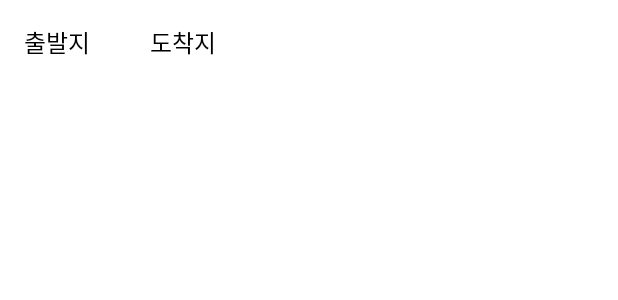
After one commit to yeobeomhwi/NAVER-Map-CITSProject, an Android app: the layout search_history_item.xml on its own in the app's theme, with its tools: preview values and no code run, on a phone screen of 412 x 824 dp. The commit adds this screen. Shown: the top 300 px of the screen. Run offline under Robolectric (Android 15) with nearby library versions, the phone set to English and light mode, and no system bars.

Commit message:
[6.1] 리사이클뷰 추가중

```diff
--- /dev/null
+++ b/app/src/main/res/layout/search_history_item.xml
@@ -0,0 +1,27 @@
+<!-- res/layout/search_history_item.xml -->
+
+<LinearLayout
+    xmlns:android="http://schemas.android.com/apk/res/android"
+    android:layout_width="match_parent"
+    android:layout_height="wrap_content"
+    android:orientation="horizontal"
+    android:padding="16dp">
+
+    <TextView
+        android:id="@+id/startLocationTextView"
+        android:layout_width="wrap_content"
+        android:layout_height="wrap_content"
+        android:text="출발지"
+        android:textSize="16sp"
+        android:textColor="#000000"
+        android:layout_marginRight="40dp"
+        />
+
+    <TextView
+        android:id="@+id/endLocationTextView"
+        android:layout_width="wrap_content"
+        android:layout_height="wrap_content"
+        android:text="도착지"
+        android:textSize="16sp"
+        android:textColor="#000000"/>
+</LinearLayout>
--- /dev/null
+++ b/app/src/main/res/values/ids.xml
@@ -0,0 +1,4 @@
+<?xml version="1.0" encoding="utf-8"?>
+<resources>
+    <item name="search_history" type="id" />
+</resources>
```
Also changed, not shown: app/src/main/java/com/example/cits_project/ui/finding_a_way/Finding_a_wayFragment.kt (+18 -0 lines), app/src/main/java/com/example/cits_project/ui/finding_a_way/Finding_a_wayViewModel.kt (+14 -5 lines), app/src/main/java/com/example/cits_project/ui/finding_a_way/SearchHistoryAdapter.kt (added, +33 -0 lines), app/src/main/res/layout/fragment_finding_a_way.xml (+23 -17 lines), app/src/main/res/layout/fragment_home.xml (+29 -23 lines).
